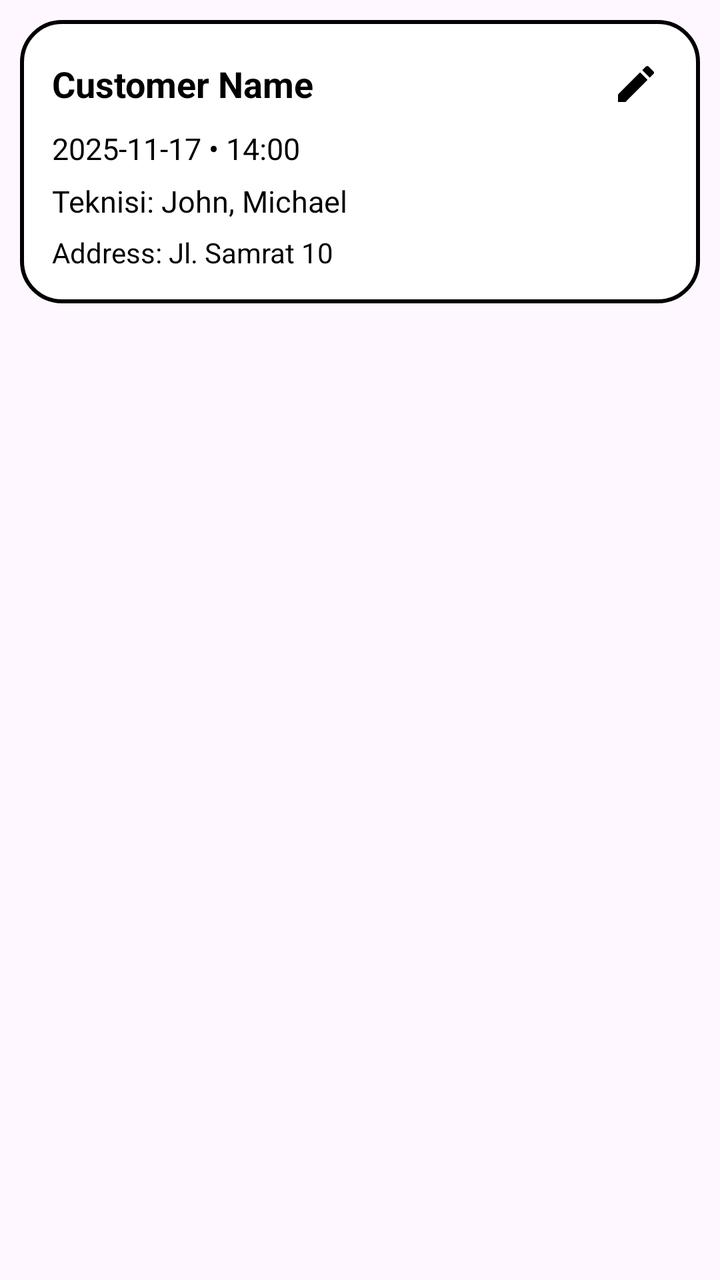
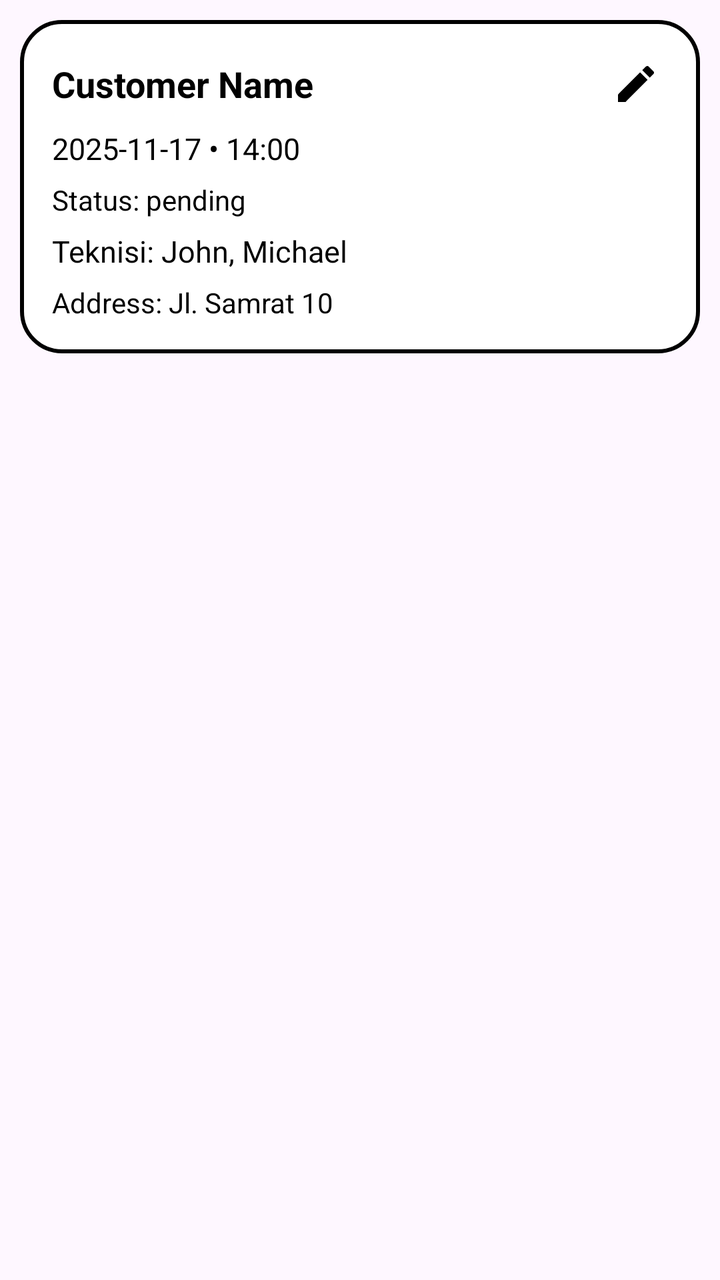

An Android layout rendered at two revisions. The XML below is the earlier revision; the diff shows what the commit changed to produce the second picture.
<!-- AndroidManifest.xml: application theme Theme.RefroTech -->
<!-- res/layout/item_schedule.xml -->
<?xml version="1.0" encoding="utf-8"?>
<LinearLayout xmlns:android="http://schemas.android.com/apk/res/android"
    android:layout_width="match_parent"
    android:layout_height="wrap_content"
    android:orientation="vertical"
    android:padding="10dp">

    
    <LinearLayout
        android:layout_width="match_parent"
        android:layout_height="wrap_content"
        android:background="@drawable/dialog_background"
        android:padding="16dp"
        android:orientation="vertical">

        
        <LinearLayout
            android:layout_width="match_parent"
            android:layout_height="wrap_content"
            android:orientation="horizontal"
            android:gravity="center_vertical">

            
            <TextView
                android:id="@+id/tvScheduleCustomer"
                android:layout_width="0dp"
                android:layout_height="wrap_content"
                android:layout_weight="1"
                android:text="Customer Name"
                android:textSize="18sp"
                android:textStyle="bold"
                android:textColor="@android:color/black" />

            
            <ImageView
                android:id="@+id/btnEditSchedule"
                android:layout_width="wrap_content"
                android:layout_height="wrap_content"
                android:padding="4dp"
                android:src="@drawable/ic_edit"
                android:contentDescription="Edit Schedule"
                android:clickable="true"
                android:focusable="true" />
        </LinearLayout>

        
        <TextView
            android:id="@+id/tvScheduleTime"
            android:layout_width="wrap_content"
            android:layout_height="wrap_content"
            android:text="2025-11-17 • 14:00"
            android:layout_marginTop="6dp"
            android:textSize="15sp"
            android:textColor="@android:color/black" />

        
        <TextView
            android:id="@+id/tvScheduleTechnicians"
            android:layout_width="wrap_content"
            android:layout_height="wrap_content"
            android:text="Teknisi: John, Michael"
            android:layout_marginTop="6dp"
            android:textSize="15sp"
            android:textColor="@android:color/black" />

        
        <TextView
            android:id="@+id/tvScheduleAddress"
            android:layout_width="wrap_content"
            android:layout_height="wrap_content"
            android:text="Address: Jl. Samrat 10"
            android:layout_marginTop="6dp"
            android:textSize="14sp"
            android:textColor="@android:color/black" />

    </LinearLayout>

</LinearLayout>
<!-- resources referenced by this layout -->
<resources>
  <!-- drawable dialog_background (drawable) -->
  <?xml version="1.0" encoding="utf-8"?>
  <shape xmlns:android="http://schemas.android.com/apk/res/android"
      android:shape="rectangle">
      <solid android:color="@android:color/white" />
      <corners android:radius="20dp" />
      <stroke
          android:width="2dp"/>
  </shape>
  <!-- drawable ic_edit (drawable) -->
  <vector xmlns:android="http://schemas.android.com/apk/res/android" android:height="24dp" android:tint="#000000" android:viewportHeight="24" android:viewportWidth="24" android:width="24dp">
        
      <path android:fillColor="@android:color/white" android:pathData="M3,17.25V21h3.75L17.81,9.94l-3.75,-3.75L3,17.25zM20.71,7.04c0.39,-0.39 0.39,-1.02 0,-1.41l-2.34,-2.34c-0.39,-0.39 -1.02,-0.39 -1.41,0l-1.83,1.83 3.75,3.75 1.83,-1.83z"/>
      
  </vector>
  <style name="Theme.RefroTech" parent="Base.Theme.RefroTech" />
  <style name="Base.Theme.RefroTech" parent="Theme.Material3.DayNight.NoActionBar">
          
          
      </style>
</resources>

<!-- the commit's change to res/layout/item_schedule.xml (unified diff, before → after) -->
@@ -55,6 +55,16 @@
 
         
         <TextView
+            android:id="@+id/tvScheduleStatus"
+            android:layout_width="wrap_content"
+            android:layout_height="wrap_content"
+            android:text="Status: pending"
+            android:layout_marginTop="6dp"
+            android:textSize="14sp"
+            android:textColor="@android:color/black" />
+
+        
+        <TextView
             android:id="@+id/tvScheduleTechnicians"
             android:layout_width="wrap_content"
             android:layout_height="wrap_content"
